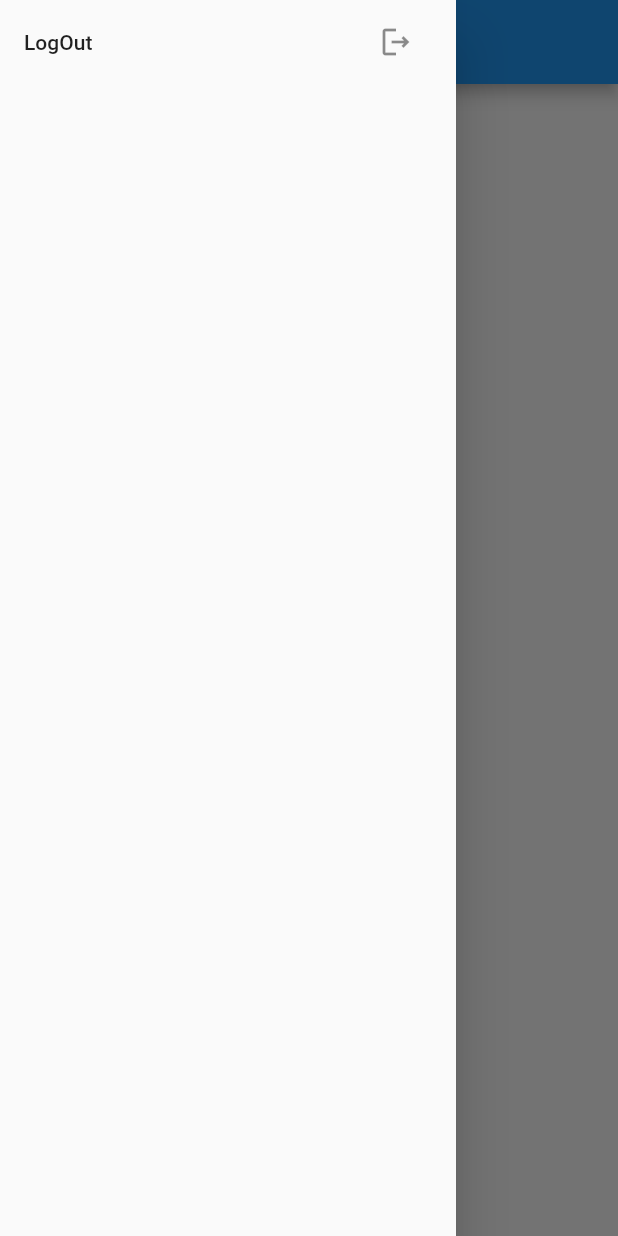
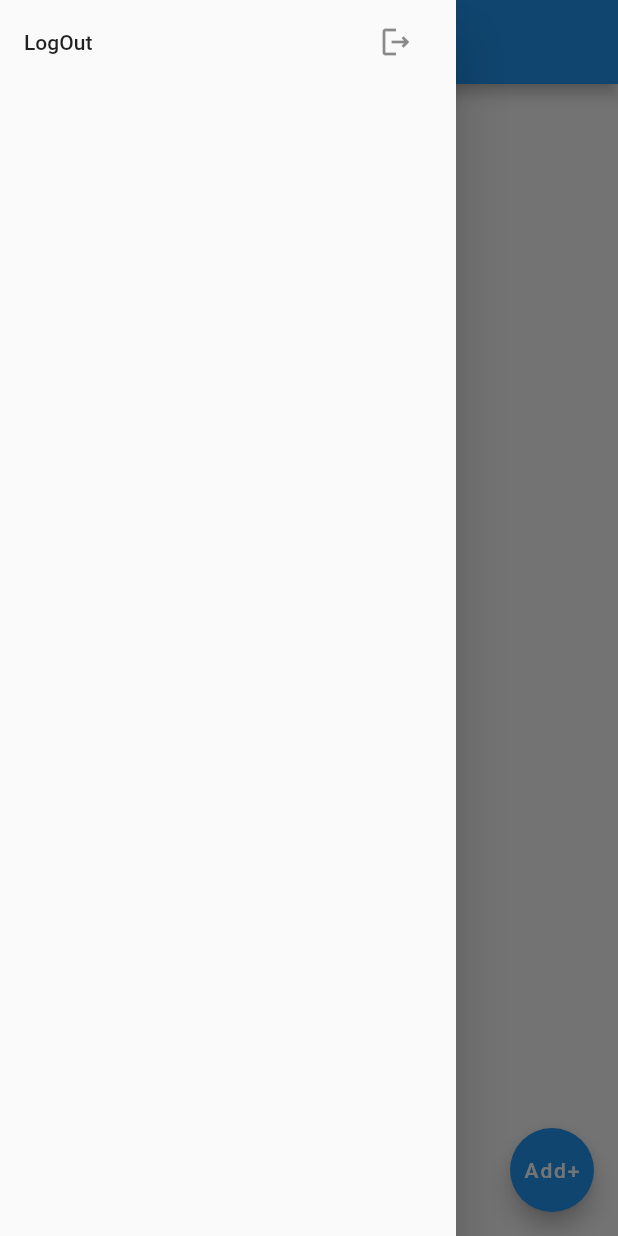
Before and after one commit to PHANNA11/firebase7-8-2-, a Flutter app: the HomeScreen screen opened directly, with the side drawer open, on a phone screen of 412 x 824 dp. Run offline on Flutter 3.47's test engine with Material 2 defaults, Android fonts, the phone set to English and light mode, and no system bars; our stand-ins replace cloud_firestore, firebase_auth, firebase_core; accounts and stored records are empty.

Commit message:
add user

```diff
--- a/lib/homescreen.dart
+++ b/lib/homescreen.dart
@@ -96,6 +96,20 @@ class _HomeScreenState extends State<HomeScreen> {
           );
         },
       ),
+      floatingActionButton: FloatingActionButton(
+        onPressed: () async {
+          await addUserData(
+              {'id': DateTime.now().microsecond, 'name': 'Sokny', 'age': 23});
+        },
+        child: const Text('Add+'),
+      ),
     );
   }
+
+  Future<void> addUserData(Map<String, dynamic> userData) async {
+    await FirebaseFirestore.instance
+        .collection('users')
+        .add(userData)
+        .then((value) => print('Add User Success'));
+  }
 }
```
